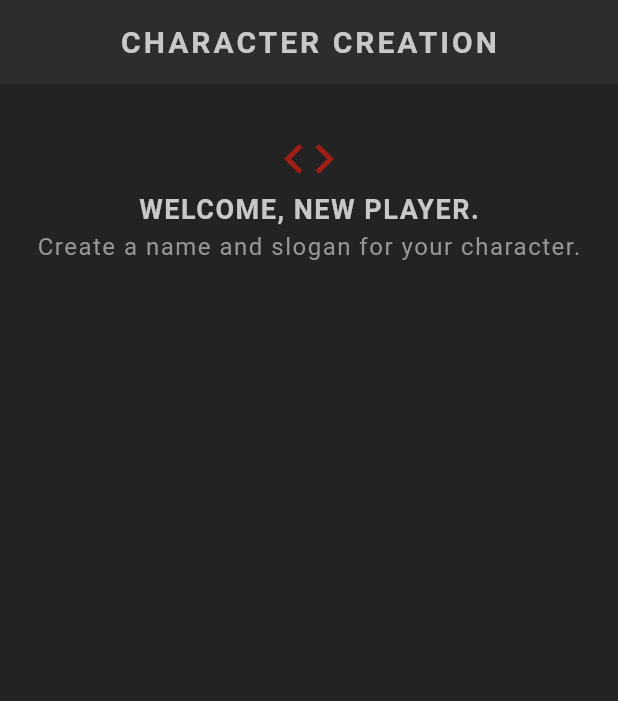
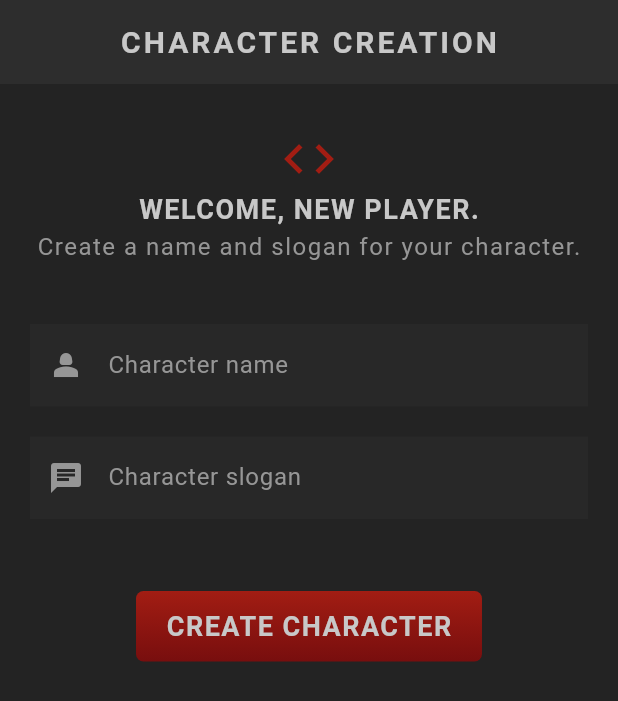
Before and after one commit to tessa-z/flutter_rpg, a Flutter app: the screen it shows after launch, on a phone screen of 412 x 824 dp. Shown: the top 701 px of the screen. Run offline on Flutter 3.47's test engine with Material 3 defaults, Android fonts, the light colour scheme and no system bars; our stand-ins replace google_fonts; Roboto replaces fonts that are missing (Kanit).

Commit message:
Add text fields and controllers with dispose

```diff
--- a/lib/screens/create/create.dart
+++ b/lib/screens/create/create.dart
@@ -1,6 +1,8 @@
 import 'package:flutter/material.dart';
+import 'package:flutter_rpg/shared/styled_button.dart';
 import 'package:flutter_rpg/shared/styled_text.dart';
 import 'package:flutter_rpg/theme.dart';
+import 'package:google_fonts/google_fonts.dart';
 
 class Create extends StatefulWidget {
   const Create({super.key});
@@ -10,6 +12,31 @@ class Create extends StatefulWidget {
 }
 
 class _CreateState extends State<Create> {
+  final TextEditingController _nameController = TextEditingController();
+  final TextEditingController _sloganController = TextEditingController();
+
+  void handleSubmit() {
+    // Handle form submission logic here
+    if (_nameController.text.trim().isEmpty) {
+      debugPrint('Name cannot be empty');
+      return;
+    }
+    if (_sloganController.text.trim().isEmpty) {
+      debugPrint('Slogan cannot be empty');
+      return;
+    }
+    debugPrint(_nameController.text);
+    debugPrint(_sloganController.text);
+  }
+
+  @override
+  void dispose() {
+    // Dispose controllers when create screen is no longer 'live'
+    _nameController.dispose();
+    _sloganController.dispose();
+    super.dispose();
+  }
+
   @override
   Widget build(BuildContext context) {
     return Scaffold(
@@ -26,6 +53,36 @@ class _CreateState extends State<Create> {
             Center(
               child: StyledText('Create a name and slogan for your character.'),
             ),
+            SizedBox(height: 40),
+
+            TextField(
+              controller: _nameController,
+              style: GoogleFonts.kanit(
+                textStyle: Theme.of(context).textTheme.bodyMedium,
+              ),
+              cursorColor: AppColors.textColor,
+              decoration: InputDecoration(
+                prefixIcon: Icon(Icons.person_2),
+                labelText: 'Character name',
+              ),
+            ),
+            SizedBox(height: 20),
+            TextField(
+              controller: _sloganController,
+              style: GoogleFonts.kanit(
+                textStyle: Theme.of(context).textTheme.bodyMedium,
+              ),
+              cursorColor: AppColors.textColor,
+              decoration: InputDecoration(
+                prefixIcon: Icon(Icons.chat),
+                labelText: 'Character slogan',
+              ),
+            ),
+            SizedBox(height: 40),
+            StyledButton(
+              onPressed: handleSubmit,
+              child: StyledTitle('Create character'),
+            ),
           ],
         ),
       ),
--- a/lib/shared/styled_button.dart
+++ b/lib/shared/styled_button.dart
@@ -5,11 +5,13 @@ class StyledButton extends StatelessWidget {
   const StyledButton({super.key, required this.child, required this.onPressed});
 
   final Widget child;
-  final Function onPressed;
+  final VoidCallback onPressed;
 
   @override
   Widget build(BuildContext context) {
-    return Container(
+    return TextButton(
+      onPressed: onPressed,
+      child: Container(
         decoration: BoxDecoration(
           borderRadius: BorderRadius.all(Radius.circular(5)),
           gradient: LinearGradient(
@@ -20,6 +22,7 @@ class StyledButton extends StatelessWidget {
         ),
         padding: const EdgeInsets.symmetric(vertical: 10, horizontal: 20),
         child: child,
+      ),
     );
   }
 }
```
Also changed, not shown: lib/theme.dart (+8 -0 lines). Lines whose indentation alone changed are shown as unchanged.
